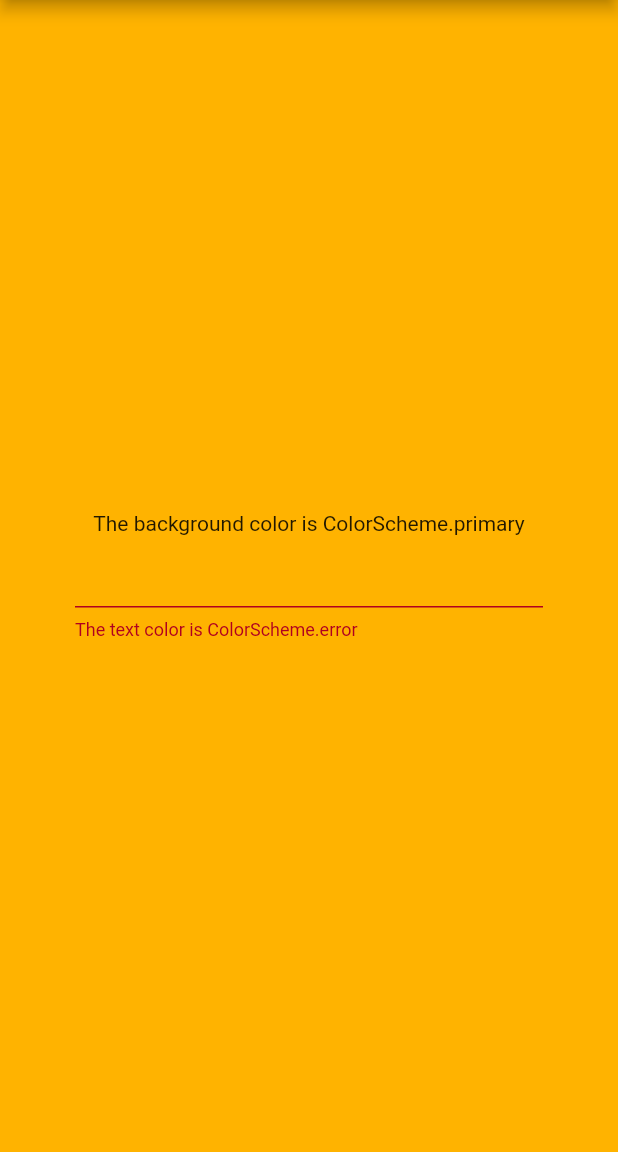
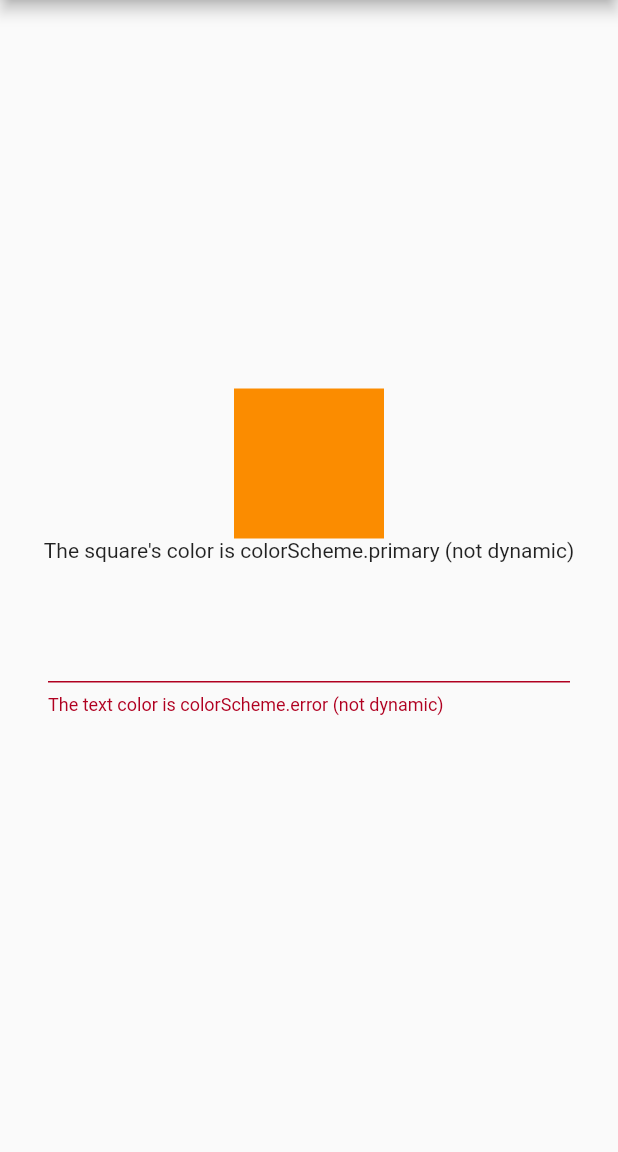
Before and after one commit to material-foundation/material-dynamic-color-flutter, a Flutter app: the screen it shows after launch, after a tap on "DynamicColorBuilder + ColorScheme", on a phone screen of 412 x 824 dp, the part 84-1236 px from its top. Run offline on Flutter 3.47's test engine with Material 2 defaults, Android fonts, the phone set to English and light mode, and no system bars; missing offline and left inert: dynamic_color_tools.

Commit message:
Improve examples (#11)
* improvements to examples

* x

* address feedback

```diff
--- a/example/lib/complete_example.dart
+++ b/example/lib/complete_example.dart
@@ -35,10 +35,10 @@ class CompleteExample extends StatelessWidget {
         } else {
           // Otherwise, use a fallback scheme and customize as needed.
           colorScheme = colorScheme.copyWith(
-            primary: Colors.amber.shade600,
+            primary: Colors.orange.shade600,
           );
           darkColorScheme = colorScheme.copyWith(
-            primary: Colors.amber.shade200,
+            primary: Colors.orange.shade200,
           );
         }
 
@@ -75,24 +75,31 @@ class _HomeState extends State<Home> {
 
   @override
   Widget build(BuildContext context) {
-    String dynamicMsg = _isDemoUsingDynamicColors ? ' dynamic and using' : '';
+    String dynamicMsg =
+        _isDemoUsingDynamicColors ? ' (dynamic)' : ' (not dynamic)';
 
     return Scaffold(
-      body: Container(
-        color: Theme.of(context).colorScheme.primary,
-        padding: const EdgeInsets.all(50),
-        child: Column(
-          mainAxisAlignment: MainAxisAlignment.center,
-          children: [
-            Text('The background color is$dynamicMsg ColorScheme.primary'),
-            TextField(
+      body: Column(
+        mainAxisAlignment: MainAxisAlignment.center,
+        children: [
+          Container(
+            width: 100,
+            height: 100,
+            color: Theme.of(context).colorScheme.primary,
+          ),
+          Text(
+            'The square\'s color is colorScheme.primary$dynamicMsg',
+          ),
+          Padding(
+            padding: const EdgeInsets.all(32.0),
+            child: TextField(
               controller: _textEditingController,
               decoration: InputDecoration(
-                errorText: 'The text color is$dynamicMsg ColorScheme.error',
+                errorText: 'The text color is colorScheme.error$dynamicMsg',
               ),
             ),
-          ],
-        ),
+          ),
+        ],
       ),
       resizeToAvoidBottomInset: false,
     );
--- a/example/lib/dynamic_color_builder_example.dart
+++ b/example/lib/dynamic_color_builder_example.dart
@@ -1,8 +1,8 @@
 import 'package:dynamic_color/dynamic_color.dart';
 import 'package:flutter/material.dart';
 
-class Example1 extends StatelessWidget {
-  const Example1({Key? key}) : super(key: key);
+class AdvancedExample1 extends StatelessWidget {
+  const AdvancedExample1({Key? key}) : super(key: key);
 
   static const title = 'DynamicColorBuilder';
 
@@ -12,12 +12,21 @@ class Example1 extends StatelessWidget {
       builder: (CorePalette? corePalette) {
         return MaterialApp(
           home: Scaffold(
-            body: Container(
-              // On Android S+ devices, use the 40 tone of the dynamic primary
-              // tonal palette. Otherwise, default to a 600 shade amber.
-              color: corePalette?.primary.tone40 ?? Colors.amber.shade600,
-              child: const Center(
-                child: Text('The background color is either dynamic or amber'),
+            body: Center(
+              child: Column(
+                mainAxisAlignment: MainAxisAlignment.center,
+                children: [
+                  Container(
+                    width: 100,
+                    height: 100,
+                    // On Android S+ devices, use the 40 tone of the dynamic primary
+                    // tonal palette. Otherwise, default to a 600 shade orange.
+                    color:
+                        corePalette?.primary.tone40 ?? Colors.orange.shade600,
+                  ),
+                  Text(
+                      'The square\'s color is ${(corePalette?.primary.tone40 != null) ? 'dynamic' : 'orange'}'),
+                ],
               ),
             ),
           ),
--- a/example/lib/get_core_palette_example.dart
+++ b/example/lib/get_core_palette_example.dart
@@ -4,16 +4,16 @@ import 'package:dynamic_color/dynamic_color.dart';
 import 'package:flutter/material.dart';
 import 'package:flutter/services.dart';
 
-class Example2 extends StatefulWidget {
-  const Example2({Key? key}) : super(key: key);
+class AdvancedExample2 extends StatefulWidget {
+  const AdvancedExample2({Key? key}) : super(key: key);
 
   static const title = 'DynamicColorPlugin.getCorePalette()';
 
   @override
-  State<Example2> createState() => _Example2State();
+  State<AdvancedExample2> createState() => _AdvancedExample2State();
 }
 
-class _Example2State extends State<Example2> {
+class _AdvancedExample2State extends State<AdvancedExample2> {
   CorePalette? _corePalette;
 
   @override
@@ -46,12 +46,20 @@ class _Example2State extends State<Example2> {
   Widget build(BuildContext context) {
     return MaterialApp(
       home: Scaffold(
-        body: Container(
-          // On Android S+ devices, use the 40 tone of the dynamic primary tonal palette.
-          // Otherwise, default to a 600 shade amber.
-          color: _corePalette?.primary.tone40 ?? Colors.amber.shade600,
-          child: const Center(
-            child: Text('The background color is either dynamic or amber'),
+        body: Center(
+          child: Column(
+            mainAxisAlignment: MainAxisAlignment.center,
+            children: [
+              Container(
+                width: 100,
+                height: 100,
+                // On Android S+ devices, use the 40 tone of the dynamic primary
+                // tonal palette. Otherwise, default to a 600 shade orange.
+                color: _corePalette?.primary.tone40 ?? Colors.orange.shade600,
+              ),
+              Text(
+                  'The square\'s color is ${(_corePalette?.primary.tone40 != null) ? 'dynamic' : 'orange'}'),
+            ],
           ),
         ),
       ),
--- a/example/lib/main.dart
+++ b/example/lib/main.dart
@@ -18,8 +18,7 @@ class ExampleApp extends StatelessWidget {
     return MaterialApp(
       home: Scaffold(
         appBar: AppBar(title: const Text('Examples')),
-        body: Center(
-          child: Column(
+        body: Column(
           mainAxisAlignment: MainAxisAlignment.center,
           crossAxisAlignment: CrossAxisAlignment.start,
           children: [
@@ -29,7 +28,7 @@ class ExampleApp extends StatelessWidget {
               widget: CompleteExample(),
             ),
             const Divider(),
-              Text('What\'s a core palette?', style: textTheme.headline6),
+            Text('CorePalette visualization', style: textTheme.headline6),
             const _ExampleAppButton(
               title: CorePaletteVisualization.title,
               widget: CorePaletteVisualization(),
@@ -37,15 +36,14 @@ class ExampleApp extends StatelessWidget {
             const Divider(),
             Text('Advanced examples', style: textTheme.headline6),
             const _ExampleAppButton(
-                title: Example1.title,
-                widget: Example1(),
+              title: AdvancedExample1.title,
+              widget: AdvancedExample1(),
             ),
             const _ExampleAppButton(
-                title: Example2.title,
-                widget: Example2(),
+              title: AdvancedExample2.title,
+              widget: AdvancedExample2(),
             ),
           ],
-          ),
         ),
       ),
     );
@@ -61,7 +59,9 @@ class _ExampleAppButton extends StatelessWidget {
 
   @override
   Widget build(BuildContext context) {
-    return ElevatedButton(
+    return Padding(
+      padding: const EdgeInsets.all(8.0),
+      child: ElevatedButton(
         child: Text(title),
         onPressed: () => Navigator.push(
           context,
@@ -74,6 +74,7 @@ class _ExampleAppButton extends StatelessWidget {
             ),
           ),
         ),
+      ),
     );
   }
 }
```
Also changed, not shown: example/lib/core_palette_visualization.dart (+44 -11 lines), 1 other file. Lines whose indentation alone changed are shown as unchanged.
